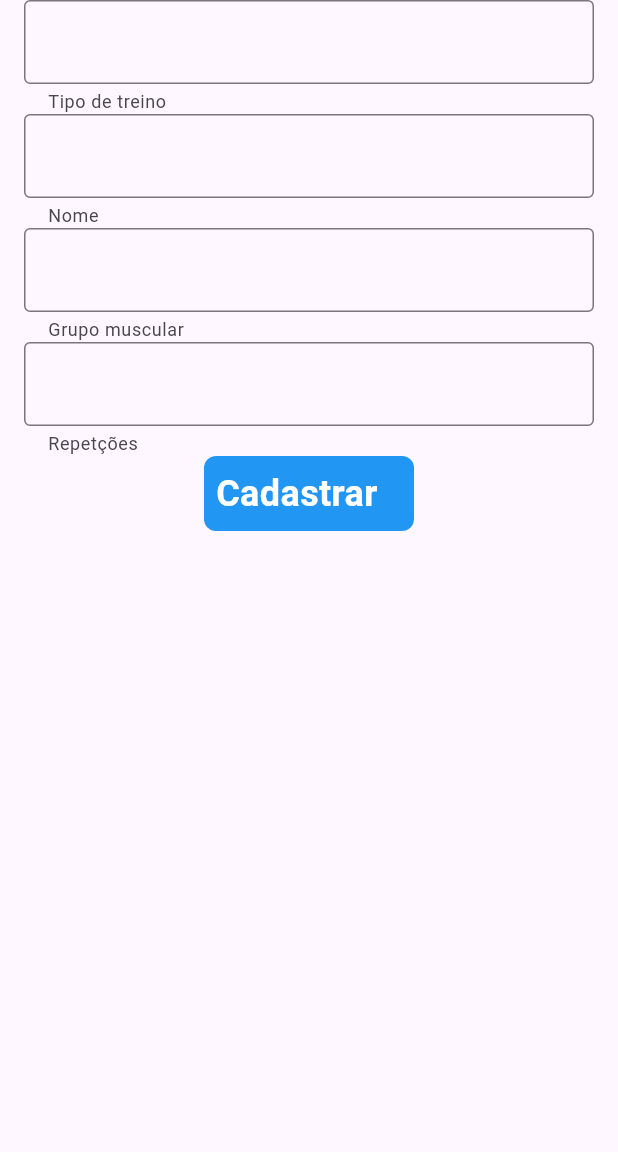
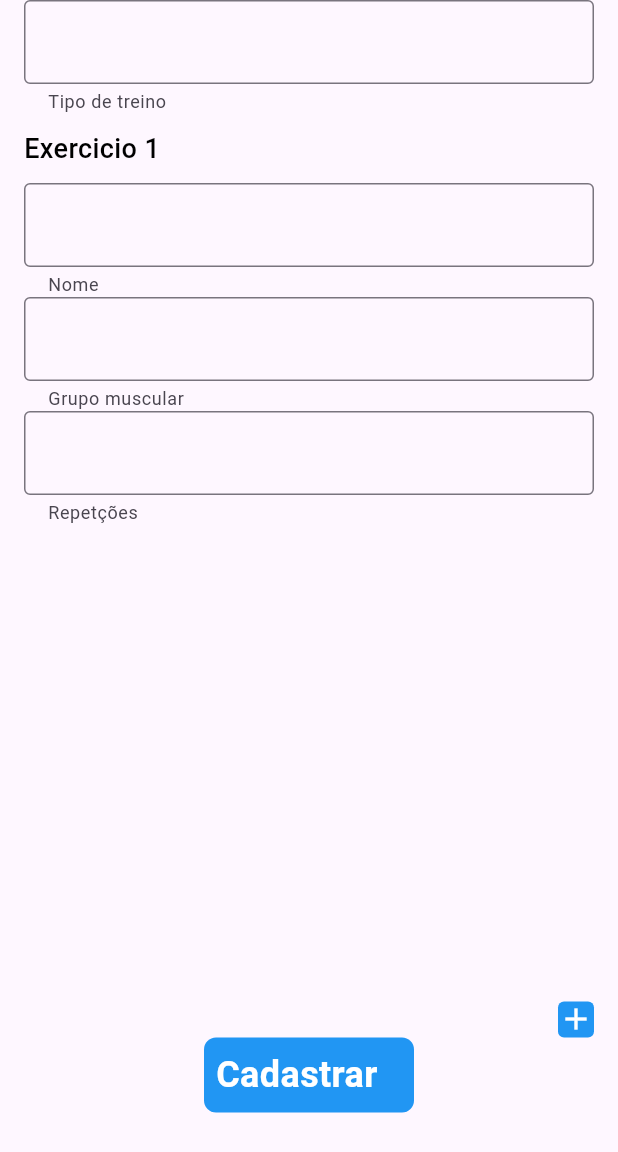
Before and after one commit to alexomantovani/load_progress, a Flutter app: the WorkoutForm screen opened directly with empty values, on a phone screen of 412 x 824 dp. Shown: the top 1152 px of the screen. Run offline on Flutter 3.47's test engine with Material 3 defaults, Android fonts, the phone set to English and light mode, and no system bars; our stand-ins replace equatable, flutter_bloc.

Commit message:
create ExerciseComponent to allow input of more than one exercise per workout and add Add exercise button to list more TextFormFields to user

```diff
--- /dev/null
+++ b/lib/views/workout/widgets/exercise_component.dart
@@ -0,0 +1,58 @@
+import 'package:flutter/material.dart';
+
+class ExerciseComponent extends StatelessWidget {
+  const ExerciseComponent({
+    super.key,
+    required this.exerciseCounter,
+    required this.workoutNameController,
+    required this.workoutMuscleGroupController,
+    required this.workoutRepsController,
+  });
+  final int exerciseCounter;
+  final TextEditingController workoutNameController;
+  final TextEditingController workoutMuscleGroupController;
+  final TextEditingController workoutRepsController;
+
+  @override
+  Widget build(BuildContext context) {
+    return Column(
+      crossAxisAlignment: CrossAxisAlignment.start,
+      children: [
+        const SizedBox(height: 10.0),
+         Text(
+          'Exercicio ${exerciseCounter + 1}',
+          style: const TextStyle(
+              color: Colors.black, fontSize: 18, fontWeight: FontWeight.w500),
+        ),
+        const SizedBox(height: 10.0),
+        TextFormField(
+          controller: workoutNameController,
+          decoration: InputDecoration(
+            helperText: 'Nome',
+            border: OutlineInputBorder(
+              borderRadius: BorderRadius.circular(4.0),
+            ),
+          ),
+        ),
+        TextFormField(
+          controller: workoutMuscleGroupController,
+          decoration: InputDecoration(
+            helperText: 'Grupo muscular',
+            border: OutlineInputBorder(
+              borderRadius: BorderRadius.circular(4.0),
+            ),
+          ),
+        ),
+        TextFormField(
+          controller: workoutRepsController,
+          decoration: InputDecoration(
+            helperText: 'Repetções',
+            border: OutlineInputBorder(
+              borderRadius: BorderRadius.circular(4.0),
+            ),
+          ),
+        ),
+      ],
+    );
+  }
+}
--- a/lib/views/workout/workout_form.dart
+++ b/lib/views/workout/workout_form.dart
@@ -1,6 +1,7 @@
 import 'package:flutter/material.dart';
 import 'package:flutter_bloc/flutter_bloc.dart';
 import 'package:load_progress/views/workout/bloc/workout_bloc.dart';
+import 'package:load_progress/views/workout/widgets/exercise_component.dart';
 
 class WorkoutForm extends StatefulWidget {
   final String email;
@@ -20,28 +21,32 @@ class _WorkoutFormState extends State<WorkoutForm> {
 
   bool isLoading = false;
   String email = '';
+  int exerciseCounter = 1;
 
   @override
   Widget build(BuildContext context) {
     return Scaffold(
       body: BlocListener<WorkoutBloc, WorkoutState>(
         listener: (context, state) {
-          print('state $state');
-          // if (state is WorkoutCreatedState) {
-          //   ScaffoldMessenger.of(context).showSnackBar(
-          //     SnackBar(
-          //       duration: const Duration(seconds: 2),
-          //       content: Text(state.response['success']),
-          //       backgroundColor: Colors.blue,
-          //     ),
-          //   );
-          // }
+          if (state is WorkoutCreatedState) {
+            ScaffoldMessenger.of(context).showSnackBar(
+              SnackBar(
+                duration: const Duration(seconds: 2),
+                content: Text(state.response!['success']),
+                backgroundColor: Colors.blue,
+              ),
+            );
+            Navigator.pop(context);
+          }
         },
         child: SafeArea(
           child: SingleChildScrollView(
             child: Padding(
               padding: const EdgeInsets.symmetric(horizontal: 16.0),
+              child: SizedBox(
+                height: MediaQuery.of(context).size.height * 0.9,
                 child: Column(
+                  crossAxisAlignment: CrossAxisAlignment.start,
                   children: [
                     TextFormField(
                       controller: _workoutTypeController,
@@ -52,38 +57,42 @@ class _WorkoutFormState extends State<WorkoutForm> {
                         ),
                       ),
                     ),
-                  TextFormField(
-                    controller: _workoutNameController,
-                    decoration: InputDecoration(
-                      helperText: 'Nome',
-                      border: OutlineInputBorder(
-                        borderRadius: BorderRadius.circular(4.0),
+                    Expanded(
+                      child: ListView.builder(
+                        itemCount: exerciseCounter,
+                        itemBuilder: (context, index) => ExerciseComponent(
+                          exerciseCounter: index,
+                          workoutNameController: _workoutNameController,
+                          workoutMuscleGroupController:
+                              _workoutMuscleGroupController,
+                          workoutRepsController: _workoutRepsController,
                         ),
                       ),
                     ),
-                  TextFormField(
-                    controller: _workoutMuscleGroupController,
-                    decoration: InputDecoration(
-                      helperText: 'Grupo muscular',
-                      border: OutlineInputBorder(
+                    Row(
+                      mainAxisAlignment: MainAxisAlignment.end,
+                      children: [
+                        GestureDetector(
+                          onTap: () {
+                            exerciseCounter++;
+                            setState(() {});
+                          },
+                          child: Container(
+                            decoration: BoxDecoration(
+                              color: Colors.blue,
                               borderRadius: BorderRadius.circular(4.0),
+                            ),
+                            child: const Icon(
+                              Icons.add,
+                              color: Colors.white,
                             ),
                           ),
                         ),
-                  TextFormField(
-                    controller: _workoutRepsController,
-                    decoration: InputDecoration(
-                      helperText: 'Repetções',
-                      border: OutlineInputBorder(
-                        borderRadius: BorderRadius.circular(4.0),
+                      ],
                     ),
-                    ),
-                  ),
+                    // const Spacer(),
                     GestureDetector(
                       onTap: () {
-                      print(
-                        'email: ${widget.email}, tipoTreino: ${_workoutTypeController.text}, exercicios: nome: ${_workoutNameController.text} grupoMuscularAlvo: ${_workoutMuscleGroupController.text}, repeticoes: ${_workoutRepsController.text},',
-                      );
                         BlocProvider.of<WorkoutBloc>(context).add(
                           CreateWorkoutEvent(
                             email: widget.email,
@@ -99,6 +108,7 @@ class _WorkoutFormState extends State<WorkoutForm> {
                           ),
                         );
                       },
+                      child: Center(
                         child: Container(
                           decoration: BoxDecoration(
                             color: Colors.blue,
@@ -120,7 +130,9 @@ class _WorkoutFormState extends State<WorkoutForm> {
                                 ),
                         ),
                       ),
+                    ),
                   ],
+                ),
               ),
             ),
           ),
```
Lines whose indentation alone changed are shown as unchanged.
